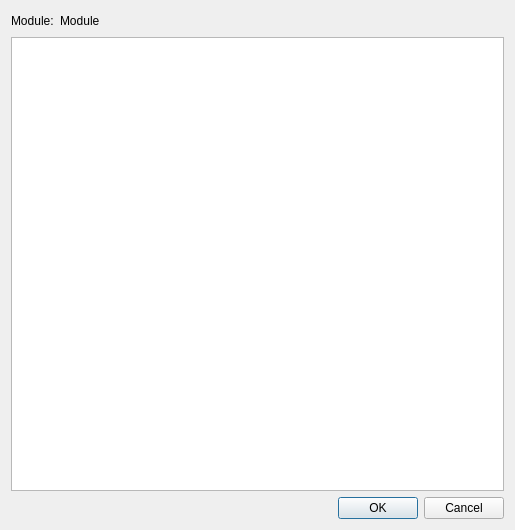
Above: host/dialogs/dialogeditlinks.ui from XcluDev/Xclu before the change. Below: the same form after it.
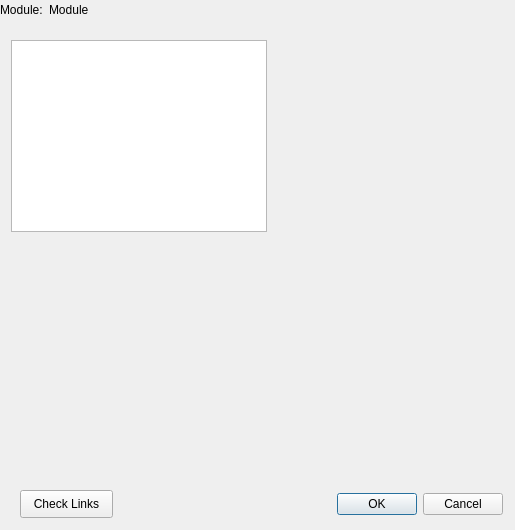
That is the form after the change.

Commit message: compile link

The edit to the form file:
```diff
--- a/host/dialogs/dialogeditlinks.ui
+++ b/host/dialogs/dialogeditlinks.ui
@@ -13,8 +13,46 @@
   <property name="windowTitle">
    <string>Links Editor</string>
   </property>
-  <layout class="QVBoxLayout" name="verticalLayout">
-   <item>
+  <widget class="QPlainTextEdit" name="editor">
+   <property name="geometry">
+    <rect>
+     <x>11</x>
+     <y>40</y>
+     <width>256</width>
+     <height>192</height>
+    </rect>
+   </property>
+  </widget>
+  <widget class="QDialogButtonBox" name="buttonBox">
+   <property name="geometry">
+    <rect>
+     <x>310</x>
+     <y>490</y>
+     <width>193</width>
+     <height>28</height>
+    </rect>
+   </property>
+   <property name="orientation">
+    <enum>Qt::Horizontal</enum>
+   </property>
+   <property name="standardButtons">
+    <set>QDialogButtonBox::Cancel|QDialogButtonBox::Ok</set>
+   </property>
+  </widget>
+  <widget class="QPushButton" name="button_check_links">
+   <property name="geometry">
+    <rect>
+     <x>20</x>
+     <y>490</y>
+     <width>93</width>
+     <height>28</height>
+    </rect>
+   </property>
+   <property name="text">
+    <string>Check Links</string>
+   </property>
+  </widget>
+  <widget class="QWidget" name="">
     <layout class="QHBoxLayout" name="horizontalLayout">
      <item>
       <widget class="QLabel" name="label">
@@ -44,21 +82,7 @@
       </spacer>
      </item>
     </layout>
-   </item>
-   <item>
-    <widget class="QPlainTextEdit" name="editor"/>
-   </item>
-   <item>
-    <widget class="QDialogButtonBox" name="buttonBox">
-     <property name="orientation">
-      <enum>Qt::Horizontal</enum>
-     </property>
-     <property name="standardButtons">
-      <set>QDialogButtonBox::Cancel|QDialogButtonBox::Ok</set>
-     </property>
-    </widget>
-   </item>
-  </layout>
+  </widget>
  </widget>
  <resources/>
  <connections>
```
Lines whose indentation alone changed are shown as unchanged. The commit also changes 22 other files.
